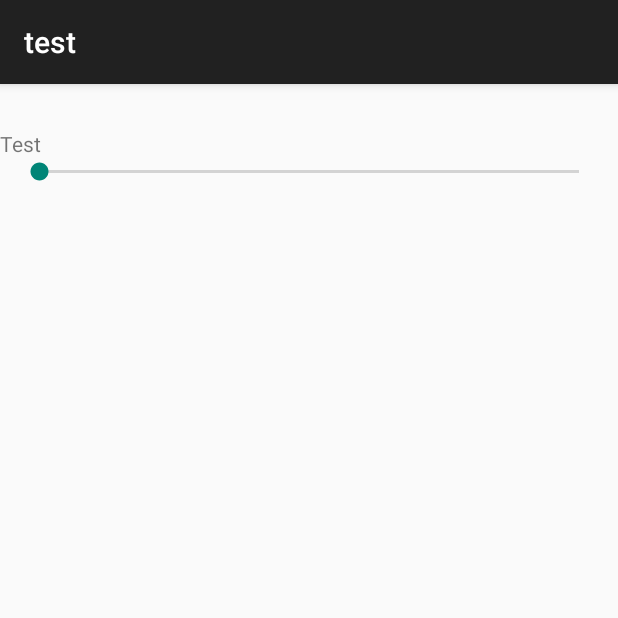
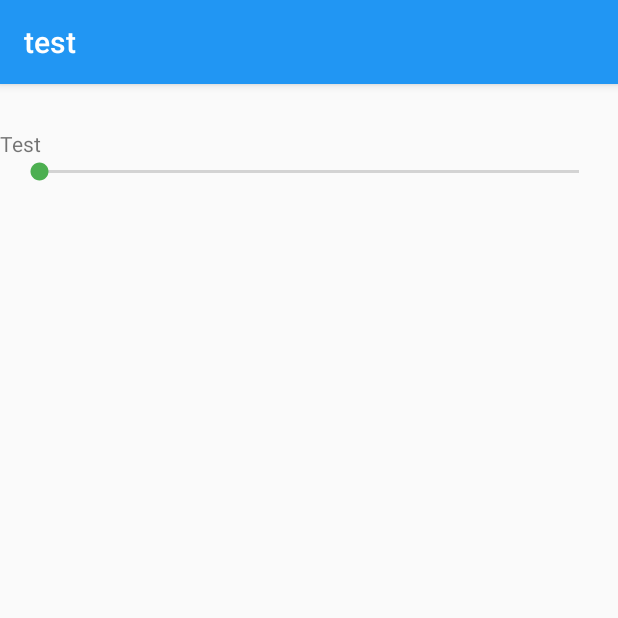
Before and after one commit to jeonghunn/transport_app, an Android app: the screen it shows after launch (TestActivty), on a phone screen of 412 x 824 dp, the top half of it. Run offline under Robolectric (Android 15) with nearby library versions, the phone set to English and light mode, and no system bars; 6 statements that could not run were skipped.

Commit message:
0.1.1.0.2 : Actionbar, app color added

```diff
--- /dev/null
+++ b/mobile/src/main/res/values/colors.xml
@@ -0,0 +1,7 @@
+<resources>
+
+    <color name="default_color">#2196F3</color>
+    <color name="accent_color">#4CAF50</color>
+    <color name="dark_color">#0D47A1</color>
+
+</resources>
--- a/mobile/src/main/res/values/styles.xml
+++ b/mobile/src/main/res/values/styles.xml
@@ -4,9 +4,10 @@
     <style name="AppTheme" parent="Theme.AppCompat.Light.DarkActionBar">
         <!-- Customize your theme here. -->
 
-        <!--<item name="colorPrimary">@color/favorite_color</item>-->
-        <!--<item name="android:actionBarStyle">@style/Widget.ActionBar</item>-->
-        <!--<item name="actionBarStyle">@style/Widget.ActionBar</item>-->
+        <item name="colorPrimary">@color/default_color</item>
+        <item name="colorAccent">@color/accent_color</item>
+        <item name="colorPrimaryDark">@color/dark_color</item>
+
     </style>
 
 </resources>
```
Also changed, not shown: 2 other files.
